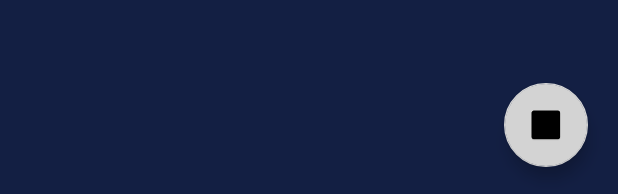
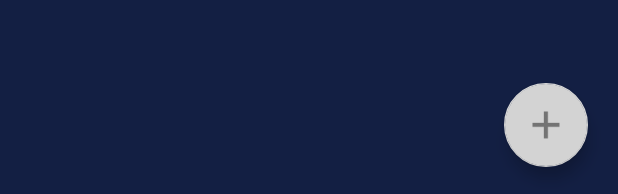
Before and after one commit to Abisharma/Popular-Movies, an Android app: the layout fragment_movie_deatil.xml on its own in the app's theme, with its tools: preview values and no code run, on a phone screen of 412 x 824 dp. Shown: the part 1039-1233 px from the top of the screen. Run offline under Robolectric (Android 15) with nearby library versions, the light colour scheme and no system bars; network calls fail.

Commit message:
Stage 2-Issues Unresolved

```diff
--- a/app/src/main/res/layout/fragment_movie_deatil.xml
+++ b/app/src/main/res/layout/fragment_movie_deatil.xml
@@ -66,12 +66,12 @@
         android:id="@+id/fab"
         android:layout_width="wrap_content"
         android:layout_height="wrap_content"
-        android:background="#FF0"
-        android:src="@mipmap/ic_more"
+
+        android:src="@drawable/plus"
         android:layout_marginRight="20dp"
         android:layout_marginTop="110dp"
         android:layout_marginBottom="20dp"
         android:layout_gravity="bottom|end"
-        android:tint="@color/colorBlack"/>
+        />
 
 </android.support.design.widget.CoordinatorLayout>
```
Also changed, not shown: app/src/main/java/com/example/ekta/popularmovies/Fragments/MovieDetailFragment.java (+8 -10 lines).
